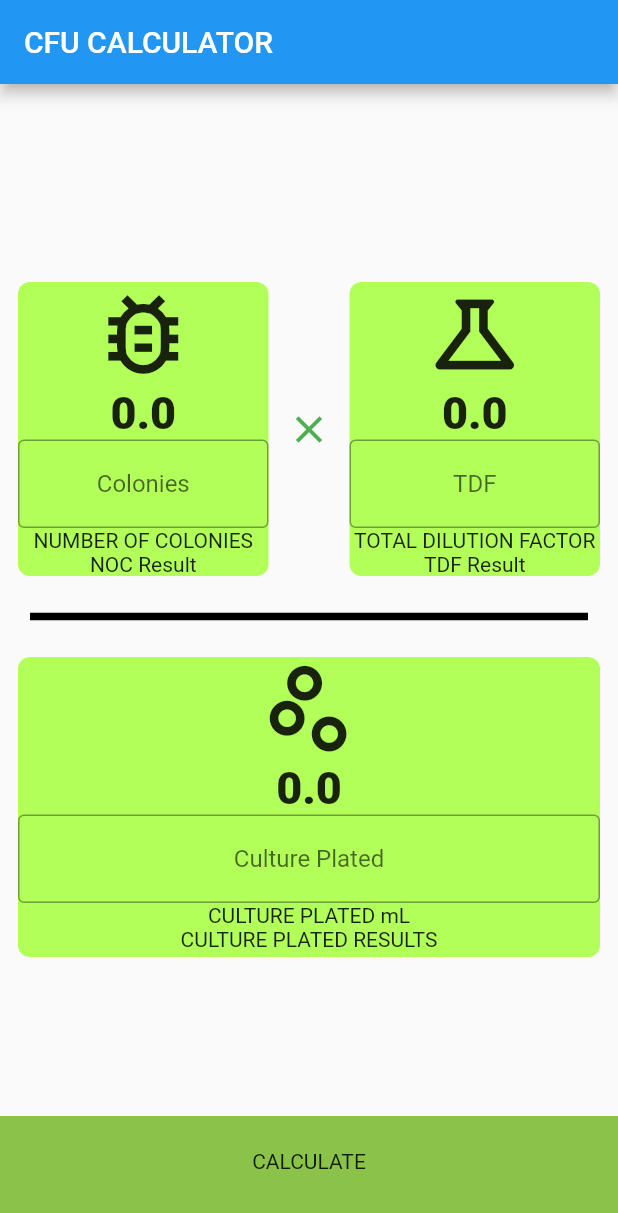
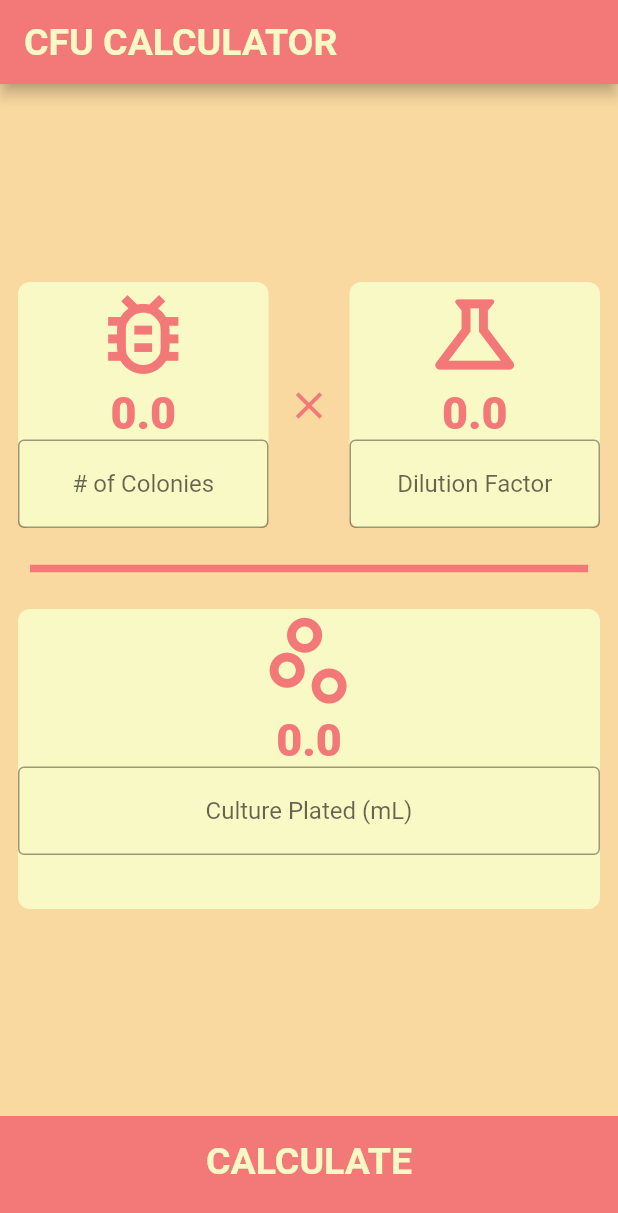
Before and after one commit to Jmaun22/CFU-calculator, a Flutter app: the screen it shows after launch, on a phone screen of 412 x 824 dp. Shown: the top 1213 px of the screen. Run offline on Flutter 3.47's test engine with Material 2 defaults, Android fonts, the light colour scheme and no system bars.

Commit message:
chnaged colors of the input page

```diff
--- a/lib/screens/home_screen.dart
+++ b/lib/screens/home_screen.dart
@@ -14,23 +14,27 @@
 }
 
 class _HomeScreenState extends State<HomeScreen> {
-
-
-
-
-
   double colonies = 0;
   double tdf = 0;
   double culture_plated = 0;
+
+  final barColors = red;
+
+  final boxBackgroundColor = yellowOrange;
+
+  final textIconColors = red;
 
   @override
   Widget build(BuildContext context) {
     return Scaffold(
       appBar: AppBar(
-        title: Text('CFU CALCULATOR'),
+        title: Text('CFU CALCULATOR', style: kCalculateBottomButtonStyle, ),
+        backgroundColor: barColors,
       ),
       // make scrollable to fix overflow
-      body: ListView(
+      body: Container(
+        color: orange,
+        child: ListView(
           keyboardDismissBehavior: ScrollViewKeyboardDismissBehavior.onDrag,
           children: <Widget>[
             // space above
@@ -48,6 +52,7 @@
                       children: <Widget>[
                         Icon(
                           Icons.bug_report_outlined,
+                          color: textIconColors,
                           size: 70.0,
                         ),
 
@@ -63,30 +68,25 @@
                           onChanged: (text) {
                             setState(() {
                               colonies = double.parse(text);
-
                             });
-
                           },
 
                           keyboardType: TextInputType.number,
                           textAlign: TextAlign.center,
                           decoration: InputDecoration(
                             border: OutlineInputBorder(),
-                          hintText: 'Colonies',
+                            hintText: '# of Colonies',
+
                           ),
                         ),
 
-                      FittedBox(
-                        fit: BoxFit.fitWidth,
-                        child: Text('NUMBER OF COLONIES'),
-                      ),
-                      Text('NOC Result'),
+
                       ],
                     ),
                     margin: EdgeInsets.all(12.0),
                     decoration: BoxDecoration(
                       borderRadius: BorderRadius.circular(8.0),
-                    color: Colors.lightGreenAccent,
+                      color: boxBackgroundColor,
                     ),
                   ),
                 ),
@@ -94,7 +94,7 @@
                 // multiplation icon
                 Icon(
                   Icons.close,
-                color: Colors.green,
+                  color:  textIconColors,
                   size: 30.0,
                 ),
 
@@ -107,6 +107,7 @@
                       children: <Widget>[
                         Icon(
                           Icons.science_outlined,
+                          color: textIconColors,
                           size: 70.0,
                         ),
 
@@ -121,7 +122,6 @@
                           onChanged: (text) {
                             setState(() {
                               tdf = double.parse(text);
-
                             });
 
                             print('First text field: $colonies');
@@ -131,20 +131,18 @@
                           textAlign: TextAlign.center,
                           decoration: InputDecoration(
                             border: OutlineInputBorder(),
-                          hintText: 'TDF',
+                            hintText: 'Dilution Factor',
                           ),
                         ),
-                      FittedBox(
-                          fit: BoxFit.fitWidth,
-                          child: Text('TOTAL DILUTION FACTOR')),
+
                         // total dilution factor result
-                      Text('TDF Result'),
+
                       ],
                     ),
                     margin: EdgeInsets.all(12.0),
                     decoration: BoxDecoration(
                       borderRadius: BorderRadius.circular(8.0),
-                    color: Colors.lightGreenAccent,
+                      color: boxBackgroundColor,
                     ),
                   ),
                 ),
@@ -163,7 +161,7 @@
               thickness: 5,
               indent: 20,
               endIndent: 20,
-            color: Colors.black,
+              color: Color(0xFFF37878),
             ),
             // Spacer
 
@@ -181,6 +179,7 @@
                     Icon(
                       Icons.scatter_plot_outlined,
                       size: 70.0,
+                      color: textIconColors,
                     ),
                     Text(
                       culture_plated.toString(),
@@ -192,7 +191,6 @@
                       onChanged: (text) {
                         setState(() {
                           culture_plated = double.parse(text);
-
                         });
 
                         print('First text field: $colonies');
@@ -202,17 +200,17 @@
                       textAlign: TextAlign.center,
                       decoration: InputDecoration(
                         border: OutlineInputBorder(),
-                      hintText: 'Culture Plated',
+                        hintText: 'Culture Plated (mL)',
                       ),
                     ),
-                  Text('CULTURE PLATED mL'),
-                  Text('CULTURE PLATED RESULTS')
+
+
                   ],
                 ),
                 margin: EdgeInsets.all(12.0),
                 decoration: BoxDecoration(
                   borderRadius: BorderRadius.circular(8.0),
-                color: Colors.lightGreenAccent,
+                  color: boxBackgroundColor,
                 ),
                 height: 200.0,
               ),
@@ -227,6 +225,7 @@
             //  make bottom calculate button
           ],
         ),
+      ),
       bottomNavigationBar: GestureDetector(
         onTap: () {
           // route to results page
@@ -235,13 +234,13 @@
         child: Container(
             child: Container(
                 child: Center(
-                  child: Text('CALCULATE'),
+                  child: Text('CALCULATE',style: kCalculateBottomButtonStyle,),
                 ),
-                margin: EdgeInsets.only(top: 10.0),
+                // margin: EdgeInsets.only(top: 10.0),
                 padding: EdgeInsets.only(bottom: 20.0),
                 width: double.infinity,
                 height: 80.0,
-                color: Colors.lightGreen)),
+                color: barColors)),
       ),
     );
   }
--- a/lib/widgets/constants.dart
+++ b/lib/widgets/constants.dart
@@ -1,7 +1,18 @@
 import 'package:flutter/material.dart';
-
 
 const inputCardStyle = TextStyle(
   fontSize: 30.0,
   fontWeight: FontWeight.w900,
+  color: red,
 );
+
+const kCalculateBottomButtonStyle = TextStyle(
+  fontSize: 25.0,
+  fontWeight: FontWeight.bold,
+  color: yellowOrange,
+);
+
+const red = Color(0xFFF37878);
+const orange = Color(0xFFFAD9A1);
+const yellowOrange = Color(0xFFF9F9C5);
+const yellow = Color(0xFFFFF323);
```
Lines whose indentation alone changed are shown as unchanged.
